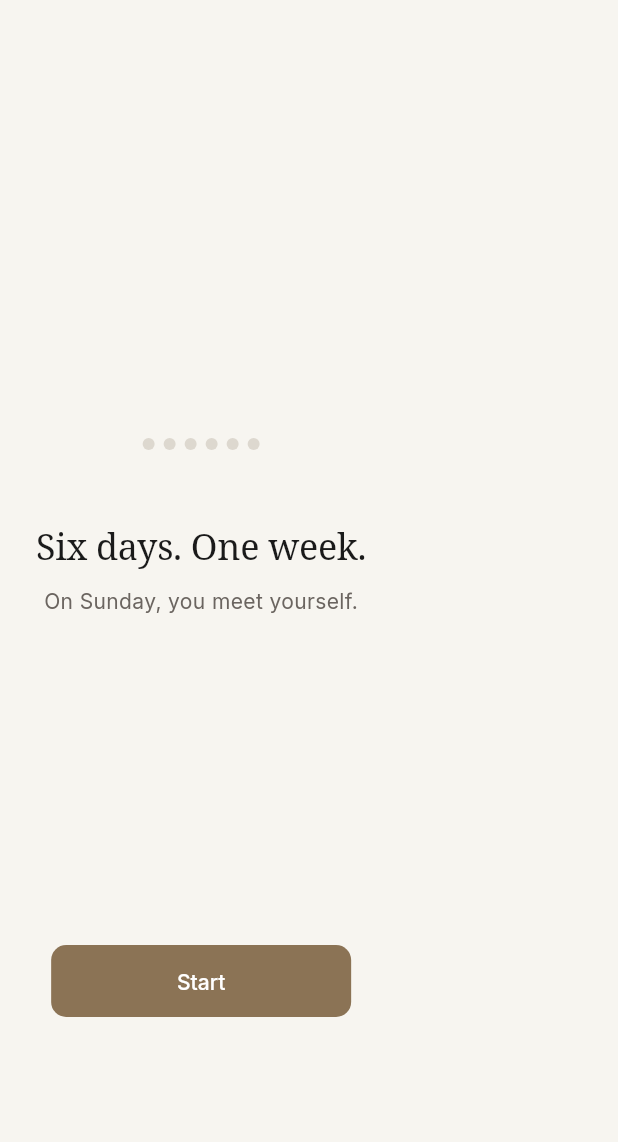
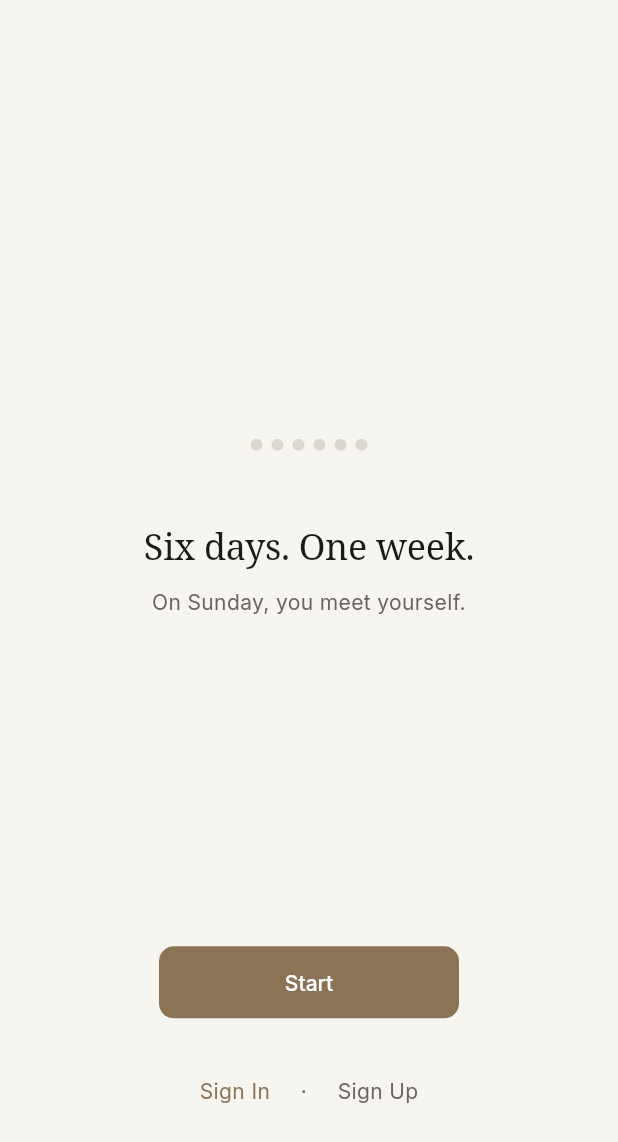
Before and after one commit to yalpyy/KendimApp, a Flutter app: the screen it shows after launch, on a phone screen of 412 x 824 dp. Shown: the top 1142 px of the screen. Run offline on Flutter 3.47's test engine with Material 3 defaults, Android fonts, the phone set to English and light mode, and no system bars; our stand-ins replace flutter_local_notifications, flutter_riverpod, google_fonts, in_app_purchase, shared_preferences, supabase_flutter and 1 more; accounts and stored records are empty; network calls fail.

Commit message:
feat: auth flow + membership lifecycle + Resend email integration
1. Landing Page Auth:
   - Added "Giriş Yap" and "Kayıt Ol" links to landing screen
   - Users can sign in/up directly from first launch

2. Forgot Password Flow:
   - New ForgotPasswordScreen with email input + sent confirmation
   - Added "Şifremi unuttum" link to LoginScreen
   - Full auth chain: AuthDatasource → Repository → Service → UI

3. Membership Status:
   - MembershipStatus enum (free, premium, expired)
   - UserEntity.membershipStatus computed from is_premium + expiry
   - UserEntity.hasPremiumAccess convenience getter
   - premium_expires_at + premium_started_at in UserModel
   - MenuScreen shows free/premium/expired with color coding

4. Supabase Migration (003):
   - premium_expires_at timestamptz column
   - premium_started_at timestamptz column
   - get_membership_status() SQL helper function
   - Premium expiry index

5. Resend Email (Edge Function):
   - New send-email edge function with welcome/premium templates
   - RESEND_API_KEY in Edge Function secrets only (never client)
   - Fire-and-forget welcome email on signup
   - .env.example with full variable documentation

6. Email Architecture:
   - Supabase Auth: password reset, email verification
   - Resend: welcome, premium_activated, premium_expired

https://claude.ai/code/session_01Cw2Gpk45AsofWeCJpHBysD

```diff
--- a/lib/core/l10n/app_localizations.dart
+++ b/lib/core/l10n/app_localizations.dart
@@ -99,6 +99,26 @@ class AppLocalizations {
       'privacy_policy': 'Gizlilik Politikası',
       'terms_of_service': 'Kullanım Koşulları',
       'kvkk_notice': 'KVKK Aydınlatma Metni',
+
+      // Forgot password
+      'forgot_password': 'Şifremi unuttum',
+      'forgot_password_title': 'Şifre Sıfırla',
+      'forgot_password_subtitle':
+          'E-posta adresini gir, sıfırlama bağlantısı gönderelim.',
+      'forgot_password_button': 'Sıfırlama bağlantısı gönder',
+      'forgot_password_sent':
+          'Sıfırlama bağlantısı gönderildi. E-postanı kontrol et.',
+      'forgot_password_back': 'Giriş ekranına dön',
+
+      // Membership
+      'membership_free': 'Ücretsiz',
+      'membership_premium': 'Premium',
+      'membership_expired': 'Süresi Dolmuş',
+      'membership_renew': 'Yenile',
+
+      // Landing auth
+      'landing_login': 'Giriş Yap',
+      'landing_signup': 'Kayıt Ol',
 
       // Profile
       'profile_title': 'Profil',
@@ -274,6 +294,26 @@ class AppLocalizations {
       'terms_of_service': 'Terms of Service',
       'kvkk_notice': 'KVKK Disclosure',
 
+      // Forgot password
+      'forgot_password': 'Forgot password',
+      'forgot_password_title': 'Reset Password',
+      'forgot_password_subtitle':
+          'Enter your email and we\'ll send you a reset link.',
+      'forgot_password_button': 'Send reset link',
+      'forgot_password_sent':
+          'Reset link sent. Check your email.',
+      'forgot_password_back': 'Back to sign in',
+
+      // Membership
+      'membership_free': 'Free',
+      'membership_premium': 'Premium',
+      'membership_expired': 'Expired',
+      'membership_renew': 'Renew',
+
+      // Landing auth
+      'landing_login': 'Sign In',
+      'landing_signup': 'Sign Up',
+
       // Profile
       'profile_title': 'Profile',
       'profile_free': 'Free',
@@ -446,6 +486,24 @@ class AppLocalizations {
   String get termsOfService => _get('terms_of_service');
   String get kvkkNotice => _get('kvkk_notice');
 
+  // Forgot password
+  String get forgotPassword => _get('forgot_password');
+  String get forgotPasswordTitle => _get('forgot_password_title');
+  String get forgotPasswordSubtitle => _get('forgot_password_subtitle');
+  String get forgotPasswordButton => _get('forgot_password_button');
+  String get forgotPasswordSent => _get('forgot_password_sent');
+  String get forgotPasswordBack => _get('forgot_password_back');
+
+  // Membership
+  String get membershipFree => _get('membership_free');
+  String get membershipPremium => _get('membership_premium');
+  String get membershipExpired => _get('membership_expired');
+  String get membershipRenew => _get('membership_renew');
+
+  // Landing auth
+  String get landingLogin => _get('landing_login');
+  String get landingSignup => _get('landing_signup');
+
   // Profile
   String get profileTitle => _get('profile_title');
   String get profileFree => _get('profile_free');
--- a/lib/data/datasources/demo/demo_auth_repository.dart
+++ b/lib/data/datasources/demo/demo_auth_repository.dart
@@ -45,6 +45,9 @@ class DemoAuthRepository implements AuthRepository {
   Future<bool> isEmailVerified() async => true;
 
   @override
+  Future<void> resetPassword(String email) async {}
+
+  @override
   Future<void> migrateAnonymousData(String oldUserId, String newUserId) async {}
 
   @override
--- a/lib/data/repositories/auth_repository_impl.dart
+++ b/lib/data/repositories/auth_repository_impl.dart
@@ -29,6 +29,9 @@ class AuthRepositoryImpl implements AuthRepository {
   Future<bool> isEmailVerified() => _datasource.isEmailVerified();
 
   @override
+  Future<void> resetPassword(String email) => _datasource.resetPassword(email);
+
+  @override
   Future<void> migrateAnonymousData(String oldUserId, String newUserId) =>
       _datasource.migrateAnonymousData(oldUserId, newUserId);
 
--- a/lib/domain/repositories/auth_repository.dart
+++ b/lib/domain/repositories/auth_repository.dart
@@ -20,6 +20,9 @@ abstract class AuthRepository {
   /// Returns true if the user's email is verified.
   Future<bool> isEmailVerified();
 
+  /// Sends a password reset email via Supabase Auth.
+  Future<void> resetPassword(String email);
+
   /// Migrates data from anonymous account to the new email account.
   /// Calls the migrate-user-data edge function.
   Future<void> migrateAnonymousData(String oldUserId, String newUserId);
--- a/lib/domain/usecases/auth_service.dart
+++ b/lib/domain/usecases/auth_service.dart
@@ -38,6 +38,10 @@ class AuthService {
   /// Checks if email is verified.
   Future<bool> isEmailVerified() => _repository.isEmailVerified();
 
+  /// Sends a password reset email via Supabase Auth.
+  Future<void> resetPassword(String email) =>
+      _repository.resetPassword(email);
+
   /// Migrates anonymous user data to the new email account.
   Future<void> migrateAnonymousData(String oldUserId, String newUserId) =>
       _repository.migrateAnonymousData(oldUserId, newUserId);
--- a/lib/presentation/screens/landing/landing_screen.dart
+++ b/lib/presentation/screens/landing/landing_screen.dart
@@ -4,6 +4,7 @@ import 'package:shared_preferences/shared_preferences.dart';
 
 import 'package:kendin/core/l10n/app_localizations.dart';
 import 'package:kendin/core/theme/app_spacing.dart';
+import 'package:kendin/presentation/screens/auth/login_screen.dart';
 import 'package:kendin/presentation/screens/home/home_screen.dart';
 import 'package:kendin/presentation/widgets/animated_dots.dart';
 import 'package:kendin/presentation/widgets/kendin_button.dart';
@@ -11,8 +12,11 @@ import 'package:kendin/presentation/widgets/kendin_button.dart';
 /// First-launch landing screen.
 ///
 /// Shows animated strike dots, a short ritual description,
-/// and a "Başla" / "Start" button. Once tapped, sets
-/// [has_seen_landing] in SharedPreferences and navigates to HomeScreen.
+/// a "Başla" / "Start" button, and auth entry points
+/// ("Giriş Yap" / "Kayıt Ol") at the bottom.
+///
+/// Once "Başla" is tapped, sets [has_seen_landing] in
+/// SharedPreferences and navigates to HomeScreen.
 class LandingScreen extends StatelessWidget {
   const LandingScreen({super.key});
 
@@ -38,9 +42,23 @@ class LandingScreen extends StatelessWidget {
     );
   }
 
+  void _onLogin(BuildContext context) {
+    // Save landing pref so it won't show again after login.
+    SharedPreferences.getInstance().then((prefs) {
+      prefs.setBool(_prefsKey, true);
+    }).catchError((e) {
+      debugPrint('[Kendin] Failed to save landing preference: $e');
+    });
+
+    Navigator.of(context).push(
+      MaterialPageRoute(builder: (_) => const LoginScreen()),
+    );
+  }
+
   @override
   Widget build(BuildContext context) {
     final l10n = AppLocalizations.of(context);
+    final theme = Theme.of(context);
 
     return Scaffold(
       body: SafeArea(
@@ -60,7 +78,7 @@ class LandingScreen extends StatelessWidget {
               // Title
               Text(
                 l10n.landingTitle,
-                style: Theme.of(context).textTheme.displayLarge,
+                style: theme.textTheme.displayLarge,
                 textAlign: TextAlign.center,
               ),
 
@@ -69,13 +87,13 @@ class LandingScreen extends StatelessWidget {
               // Subtitle
               Text(
                 l10n.landingSubtitle,
-                style: Theme.of(context).textTheme.bodyMedium,
+                style: theme.textTheme.bodyMedium,
                 textAlign: TextAlign.center,
               ),
 
               const Spacer(flex: 3),
 
-              // Start button
+              // Start button (anonymous entry)
               SizedBox(
                 width: 200,
                 child: KendinButton(
@@ -84,7 +102,40 @@ class LandingScreen extends StatelessWidget {
                 ),
               ),
 
-              const Spacer(flex: 2),
+              const SizedBox(height: AppSpacing.lg),
+
+              // Auth entry — "Giriş Yap" / "Kayıt Ol"
+              Row(
+                mainAxisAlignment: MainAxisAlignment.center,
+                children: [
+                  TextButton(
+                    onPressed: () => _onLogin(context),
+                    child: Text(
+                      l10n.landingLogin,
+                      style: theme.textTheme.bodyMedium?.copyWith(
+                        color: theme.colorScheme.primary,
+                      ),
+                    ),
+                  ),
+                  Text(
+                    '  ·  ',
+                    style: theme.textTheme.bodyMedium?.copyWith(
+                      color: theme.colorScheme.onSurfaceVariant,
+                    ),
+                  ),
+                  TextButton(
+                    onPressed: () => _onLogin(context),
+                    child: Text(
+                      l10n.landingSignup,
+                      style: theme.textTheme.bodyMedium?.copyWith(
+                        color: theme.colorScheme.onSurfaceVariant,
+                      ),
+                    ),
+                  ),
+                ],
+              ),
+
+              const Spacer(flex: 1),
             ],
           ),
         ),
```
Also changed, not shown: lib/data/datasources/auth_datasource.dart (+28 -0 lines), lib/data/models/user_model.dart (+8 -0 lines), lib/domain/entities/user_entity.dart (+33 -0 lines), lib/presentation/screens/auth/forgot_password_screen.dart (added, +182 -0 lines), lib/presentation/screens/auth/login_screen.dart (+22 -0 lines), lib/presentation/screens/menu/menu_screen.dart (+19 -6 lines), 4 other files.
